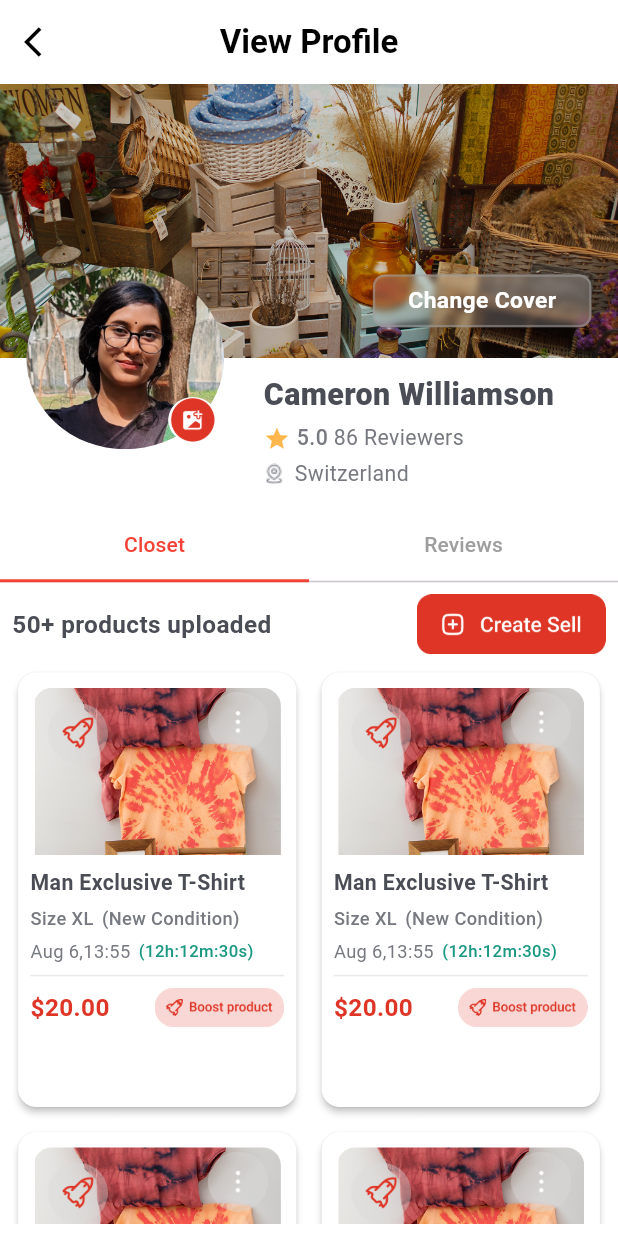
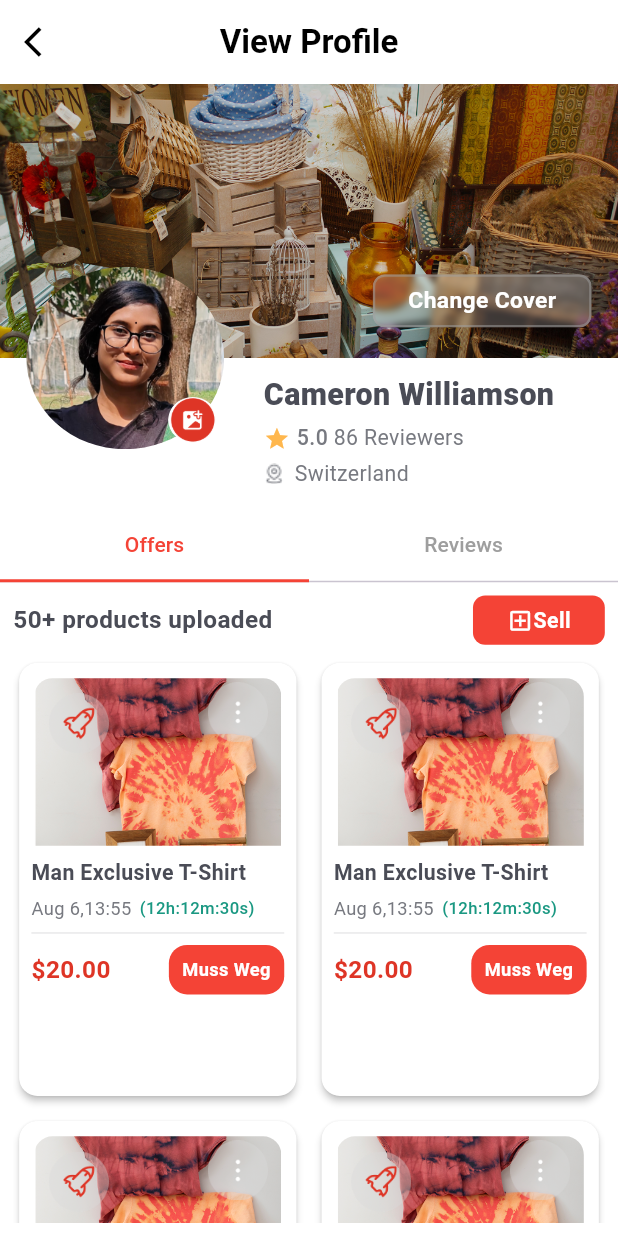
Before and after one commit to backbencherstudio/mussweg, a Flutter app: the SellerProfilePage screen opened by its route, on a phone screen of 412 x 824 dp. Run offline on Flutter 3.47's test engine with Material 3 defaults, Android fonts, the phone set to English and light mode, and no system bars; our stand-ins replace dio, flutter_screenutil, flutter_svg, get_it, pin_code_fields, shared_preferences and 2 more; accounts and stored records are empty; network calls fail.

Commit message:
feat: added new screens

```diff
--- a/lib/core/provider/app_provider.dart
+++ b/lib/core/provider/app_provider.dart
@@ -1,5 +1,6 @@
 import 'package:mussweg/view_model/home_provider/all_category_provider.dart';
 import 'package:mussweg/view_model/parent_provider/parent_screen_provider.dart';
+import 'package:mussweg/view_model/pickup/pickup_option_provider.dart';
 import 'package:provider/provider.dart';
 import 'package:provider/single_child_widget.dart';
 import 'package:mussweg/view_model/auth/signup/signup_viewmodel.dart';
@@ -7,6 +8,7 @@ import 'package:mussweg/view_model/home_provider/home_screen_provider.dart';
 import '../../view_model/auth/login/get_me_viewmodel.dart';
 import '../../view_model/auth/login/login_viewmodel.dart';
 import '../../view_model/home_provider/favorite_icon_provider.dart';
+import '../../view_model/pickup/pickup_timer_provider.dart';
 import '../../view_model/profile/boost_product_service_provider/boost_product_service.dart';
 import '../../view_model/profile/language_selected_provider/language_select.dart';
 import '../../view_model/profile/notification_service_provider/notification_service.dart';
@@ -29,5 +31,7 @@ class AppProviders {
     ChangeNotifierProvider(create: (_) => LoginScreenProvider()),
     ChangeNotifierProvider(create: (_) => AllCategoryProvider()),
     ChangeNotifierProvider(create: (_) => GetMeViewmodel()),
+    ChangeNotifierProvider(create: (_) => PickupTimerProvider()),
+    ChangeNotifierProvider(create: (_) => PickupOptionProvider()),
   ];
 }
--- a/lib/core/routes/route_configs.dart
+++ b/lib/core/routes/route_configs.dart
@@ -5,10 +5,12 @@ import 'package:mussweg/views/cart/cart_screen.dart';
 import 'package:mussweg/views/checkout/screen/checkout_cart_list_screen.dart';
 
 import 'package:mussweg/views/onboarding/screen/onboarding_screen.dart';
+import 'package:mussweg/views/order_placed/screen/weg_success_screen.dart';
 
 import 'package:mussweg/views/parent_screen/screen/parent_screen.dart';
 import 'package:mussweg/views/selling_items/selling_items_screen.dart';
 import 'package:mussweg/views/splash/splash_screen.dart';
+import 'package:mussweg/views/track_progress/track_progress_screen.dart';
 import 'package:mussweg/views/wishlist/wishlist_screen.dart';
 
 import '../../views/auth/sign_up/screen/sign_up_screen.dart';
@@ -70,9 +72,10 @@ class AppRoutes {
     RouteNames.stripeCheckoutScreen:(context) => const StripeCheckoutScreen(),
     RouteNames.searchPage:(context) => const SearchPage(),
     RouteNames.orderPlacedScreen:(context) => const OrderPlacedScreen(),
+    RouteNames.wegSuccessScreen:(context) => const WegSuccessScreen(),
     RouteNames.cartScreen:(context) => const CartScreen(),
     RouteNames.loginScreen:(context) => const LoginScreen(),
     RouteNames.productDetailsBuyScreens:(context) => const ProductDetailsBuyScreens(),
-    RouteNames.bidList:(context) => const BidList(),
+    RouteNames.trackProgressScreen:(context) => const TrackProgressScreen(),
   };
 }
--- a/lib/core/routes/route_names.dart
+++ b/lib/core/routes/route_names.dart
@@ -30,9 +30,11 @@ class RouteNames {
   static const String stripeCheckoutScreen = '/stripeCheckoutScreen';
   static const String searchPage = '/searchPage';
   static const String orderPlacedScreen = '/orderPlacedScreen';
+  static const String wegSuccessScreen = '/wegSuccessScreen';
   static const String cartScreen = '/cartScreen';
   static const String productDetailsBuyScreens = '/productDetailsBuyScreens';
   static const String bidList = '/bidList';
+  static const String trackProgressScreen = '/trackProgressScreen';
 
 
 }
--- /dev/null
+++ b/lib/data/model/track_progress/deliver_step.dart
@@ -0,0 +1,6 @@
+class DeliveryStep {
+  final String title;
+  final bool isCompleted;
+
+  DeliveryStep({required this.title, required this.isCompleted});
+}
--- /dev/null
+++ b/lib/view_model/pickup/pickup_option_provider.dart
@@ -0,0 +1,14 @@
+import 'package:flutter/material.dart';
+
+enum PickupOption { sendToUs, pickupAtHome }
+
+class PickupOptionProvider extends ChangeNotifier {
+  PickupOption _selectedOption = PickupOption.pickupAtHome; // default selected
+
+  PickupOption get selectedOption => _selectedOption;
+
+  void selectOption(PickupOption option) {
+    _selectedOption = option;
+    notifyListeners();
+  }
+}
--- a/lib/views/auth/sign_up/widgets/buttons.dart
+++ b/lib/views/auth/sign_up/widgets/buttons.dart
@@ -5,15 +5,19 @@ class PrimaryButton extends StatelessWidget {
   final VoidCallback onTap;
   final String title;
   final Color color;
-  final Color textColor;
+  final Color? textColor;
   final String? icon;
+  final double? height;
+  final double? textSize;
 
   const PrimaryButton({
     super.key,
     required this.onTap,
     required this.title,
-    required  this.color,
-    required this.textColor,
+    required this.color,
+    this.textColor,
+    this.height,
+    this.textSize,
     this.icon,
 
   });
@@ -24,27 +28,22 @@ class PrimaryButton extends StatelessWidget {
       onTap: onTap,
       child: Container(
           width: MediaQuery.of(context).size.width * 0.9,
-          padding: EdgeInsets.symmetric(horizontal: 18.w, vertical: 16.h),
+          height: height ?? 56.h,
           decoration: BoxDecoration(
             // color: Color(0xffE9201D),
             color: color,
-            borderRadius: BorderRadius.circular(16.r),
+            borderRadius: BorderRadius.circular(12.r),
           ),
-          child: Row(
-            spacing: 16.w,
-            mainAxisAlignment: MainAxisAlignment.center,
-            crossAxisAlignment: CrossAxisAlignment.center,
-            children: [
-              Text(
-                title,
-                textAlign: TextAlign.center,
-                style: TextStyle(
-                  color: textColor ?? Colors.white,
-                  fontSize: 16.sp,
-                  fontWeight: FontWeight.w500,
-                ),
+          child: Center(
+            child: Text(
+              title,
+              textAlign: TextAlign.center,
+              style: TextStyle(
+                color: textColor ?? Colors.white,
+                fontSize: textSize ?? 16.sp,
+                fontWeight: FontWeight.bold,
               ),
-            ],
+            ),
           )
       ),
     );
--- a/lib/views/profile/screens/view_profile/view_seller_product.dart
+++ b/lib/views/profile/screens/view_profile/view_seller_product.dart
@@ -8,7 +8,7 @@ import '../../../../view_model/parent_provider/parent_screen_provider.dart';
 import '../../widgets/product_card.dart';
 
 class SellerProfilePage extends StatefulWidget {
-  const SellerProfilePage({Key? key}) : super(key: key);
+  const SellerProfilePage({super.key});
 
   @override
   State<SellerProfilePage> createState() => _SellerProfilePageState();
@@ -189,7 +189,7 @@ class _SellerProfilePageState extends State<SellerProfilePage>
             unselectedLabelColor: Colors.grey,
             indicatorSize: TabBarIndicatorSize.tab,
             tabs: const [
-              Tab(text: 'Closet'),
+              Tab(text: 'Offers'),
               Tab(text: 'Reviews'),
             ],
           ),
@@ -198,7 +198,7 @@ class _SellerProfilePageState extends State<SellerProfilePage>
               controller: _tabController,
               children: [
                 Padding(
-                  padding: EdgeInsets.all(8.0.sp),
+                  padding: EdgeInsets.all(8.w),
                   child: Column(
                     crossAxisAlignment: CrossAxisAlignment.start,
                     children: [
@@ -218,9 +218,20 @@ class _SellerProfilePageState extends State<SellerProfilePage>
                               Navigator.pushNamed(
                                   context, RouteNames.sellItemPage);
                             },
-                            child: Image.asset(
-                              'assets/icons/sell_items.png',
-                              scale: 3,
+                            child: Container(
+                              width: 80.w,
+                              height: 30.w,
+                              decoration: BoxDecoration(
+                                color: Colors.red,
+                                borderRadius: BorderRadius.circular(8.r),
+                              ),
+                              child: Row(
+                                mainAxisAlignment: MainAxisAlignment.center,
+                                children: [
+                                  Icon(Icons.add_box_outlined, color: Colors.white, size: 16.w),
+                                  Text('Sell', style: TextStyle(color: Colors.white, fontWeight: FontWeight.bold, fontSize: 14.sp),)
+                                ],
+                              ),
                             ),
                           )
                         ],
@@ -238,7 +249,6 @@ class _SellerProfilePageState extends State<SellerProfilePage>
                             productName: 'Man Exclusive T-Shirt',
                             price: '\$20.00',
                             isBoosted: true,
-                            showBoostBottom: true,
                           );
                         }),
                       ),
--- a/lib/views/profile/widgets/product_card.dart
+++ b/lib/views/profile/widgets/product_card.dart
@@ -1,6 +1,8 @@
 import 'package:flutter/material.dart';
 import 'package:flutter_screenutil/flutter_screenutil.dart';
 import 'package:mussweg/core/routes/route_names.dart';
+import 'package:mussweg/views/auth/sign_up/widgets/buttons.dart';
+import 'package:mussweg/views/profile/widgets/pickup_option_widget.dart';
 import '../screens/view_profile/edit_product_page.dart';
 
 class ProductCard extends StatelessWidget {
@@ -8,25 +10,24 @@ class ProductCard extends StatelessWidget {
   final String productName;
   final String price;
   final bool isBoosted;
-  final bool showBoostBottom;
 
   const ProductCard({
-    Key? key,
+    super.key,
     required this.imageUrl,
     required this.productName,
     required this.price,
     this.isBoosted = false,
-    this.showBoostBottom = false,
-  }) : super(key: key);
+  });
 
   @override
   Widget build(BuildContext context) {
-    return
-      SizedBox(
+    return SizedBox(
       child: Card(
         color: Colors.white,
         elevation: 2,
-          shape: RoundedRectangleBorder(borderRadius: BorderRadius.circular(12.r)),
+        shape: RoundedRectangleBorder(
+          borderRadius: BorderRadius.circular(12.r),
+        ),
         child: SizedBox(
           height: 250.h,
           child: SingleChildScrollView(
@@ -75,7 +76,8 @@ class ProductCard extends StatelessWidget {
                               builder: (ctx) => AlertDialog(
                                 title: const Text("Delete Product"),
                                 content: const Text(
-                                      "Are you sure you want to delete this product?"),
+                                  "Are you sure you want to delete this product?",
+                                ),
                                 actions: [
                                   TextButton(
                                     onPressed: () => Navigator.pop(ctx),
@@ -84,8 +86,12 @@ class ProductCard extends StatelessWidget {
                                   ElevatedButton(
                                     onPressed: () {
                                       Navigator.pop(ctx);
-                                        ScaffoldMessenger.of(context).showSnackBar(
-                                          const SnackBar(content: Text("Product Deleted")),
+                                      ScaffoldMessenger.of(
+                                        context,
+                                      ).showSnackBar(
+                                        const SnackBar(
+                                          content: Text("Product Deleted"),
+                                        ),
                                       );
                                     },
                                     child: const Text("Delete"),
@@ -112,7 +118,10 @@ class ProductCard extends StatelessWidget {
                       Positioned(
                         top: 10.h,
                         left: 18.w,
-                          child: Image.asset('assets/icons/boost.png', scale: 1.8),
+                        child: Image.asset(
+                          'assets/icons/boost.png',
+                          scale: 1.8,
+                        ),
                       ),
                   ],
                 ),
@@ -130,28 +139,6 @@ class ProductCard extends StatelessWidget {
                         ),
                         maxLines: 1,
                         overflow: TextOverflow.ellipsis,
-                        ),
-                        SizedBox(height: 5.h),
-                        Row(
-                          children: [
-                            Text(
-                              'Size XL',
-                              style: TextStyle(
-                                fontSize: 12.sp,
-                                fontWeight: FontWeight.w500,
-                                color: Color(0xff777980),
-                              ),
-                            ),
-                            SizedBox(width: 5.w),
-                            Text(
-                              '(New Condition)',
-                              style: TextStyle(
-                                fontSize: 12.sp,
-                                fontWeight: FontWeight.w500,
-                                color: Color(0xff777980),
-                              ),
-                            ),
-                          ],
                       ),
                       SizedBox(height: 5.h),
                       Row(
@@ -187,14 +174,30 @@ class ProductCard extends StatelessWidget {
                             ),
                           ),
                           Spacer(),
-                            if (showBoostBottom)
+
                           GestureDetector(
                             onTap: () {
-                                  Navigator.pushReplacementNamed(context, RouteNames.boostProductPage);
+                              Navigator.pushReplacementNamed(
+                                context,
+                                RouteNames.boostProductPage,
+                              );
                             },
-                                child: Image.asset(
-                                  'assets/icons/boost_product.png',
-                                  scale: 3.4,
+                            child: SizedBox(
+                              height: 30.w,
+                              width: 70.w,
+                              child: PrimaryButton(
+                                onTap: () {
+                                  showDialog(context: context, builder: (context) {
+                                    return AlertDialog(
+                                      backgroundColor: Colors.white,
+                                      content: PickupOptionWidget(),
+                                    );
+                                  });
+                                },
+                                title: 'Muss Weg',
+                                textSize: 12.sp,
+                                color: Colors.red,
+                              ),
                             ),
                           ),
                         ],
--- a/lib/views/widgets/product_card.dart
+++ b/lib/views/widgets/product_card.dart
@@ -39,7 +39,7 @@ class ProductCard extends StatelessWidget {
                     children: [
                       Align(
                         alignment: Alignment.topCenter,
-                        child: Container(
+                        child: SizedBox(
                           width: 150.w,
                           child: ClipRRect(
                             borderRadius: BorderRadius.vertical(
```
Also changed, not shown: lib/view_model/pickup/pickup_timer_provider.dart (added, +57 -0 lines), lib/views/auth/login/login_screen.dart (+14 -15 lines), lib/views/order_placed/screen/weg_success_screen.dart (renamed from lib/views/order_placed/screen/order_placed_screen.dart, +8 -14 lines), lib/views/profile/widgets/pickup_option_widget.dart (added, +114 -0 lines), lib/views/track_progress/track_progress_screen.dart (added, +47 -0 lines), lib/views/track_progress/widget/delivery_time_line.dart (added, +80 -0 lines), lib/views/track_progress/widget/pickup_timer_widget.dart (added, +95 -0 lines). Lines whose indentation alone changed are shown as unchanged.
